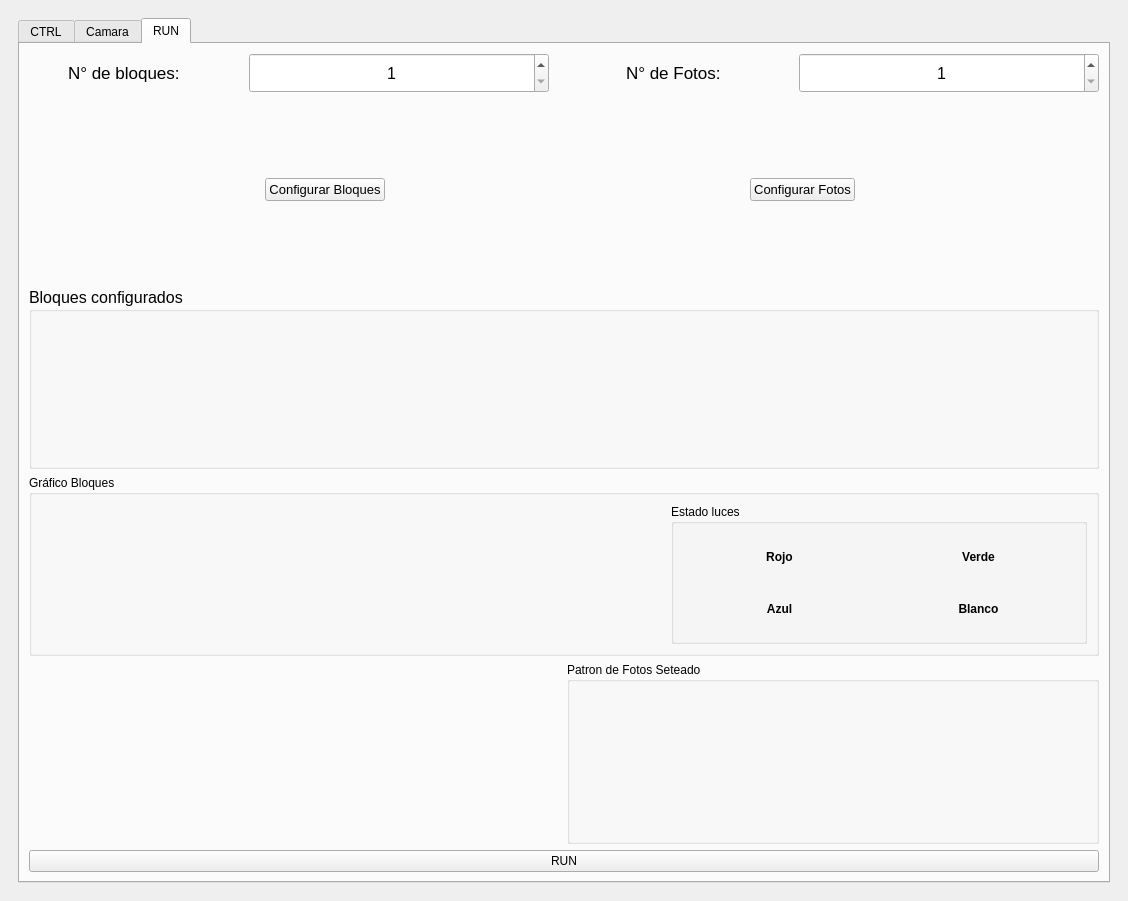
First picture: the form in software/GUI/gui_test_v3.ui, repository iowlabs/FluOpti, before the edit.
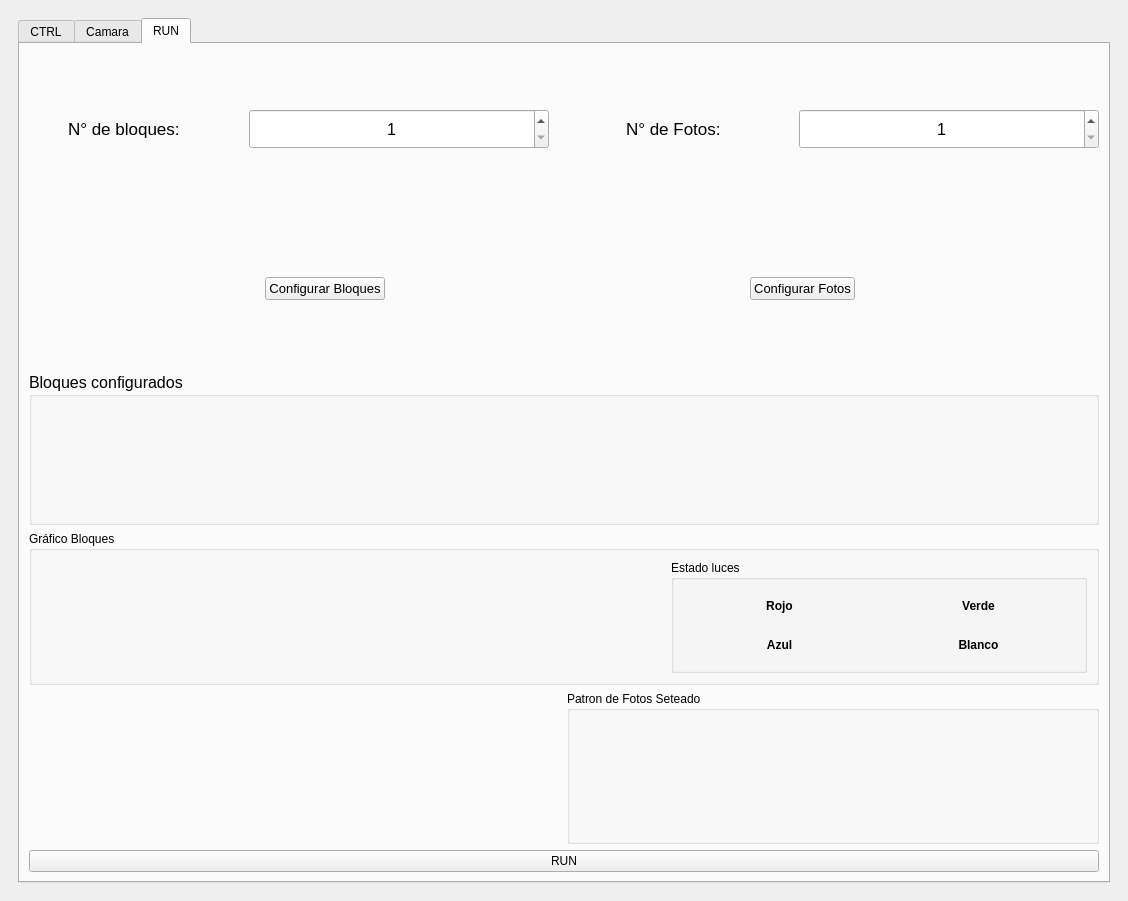
Second picture: the form after the edit. Custom widgets are drawn as their Qt base class.

Commit message: arreglo temporal a LEDoff

Diff of the .ui file:
```diff
--- a/software/GUI/gui_test_v3.ui
+++ b/software/GUI/gui_test_v3.ui
@@ -958,7 +958,7 @@
                  </property>
                 </widget>
                </item>
-               <item>
+               <item alignment="Qt::AlignLeft|Qt::AlignVCenter">
                 <widget class="QSpinBox" name="nfotos_spin_box">
                  <property name="minimumSize">
                   <size>
```
The commit also changes 2 other files.
